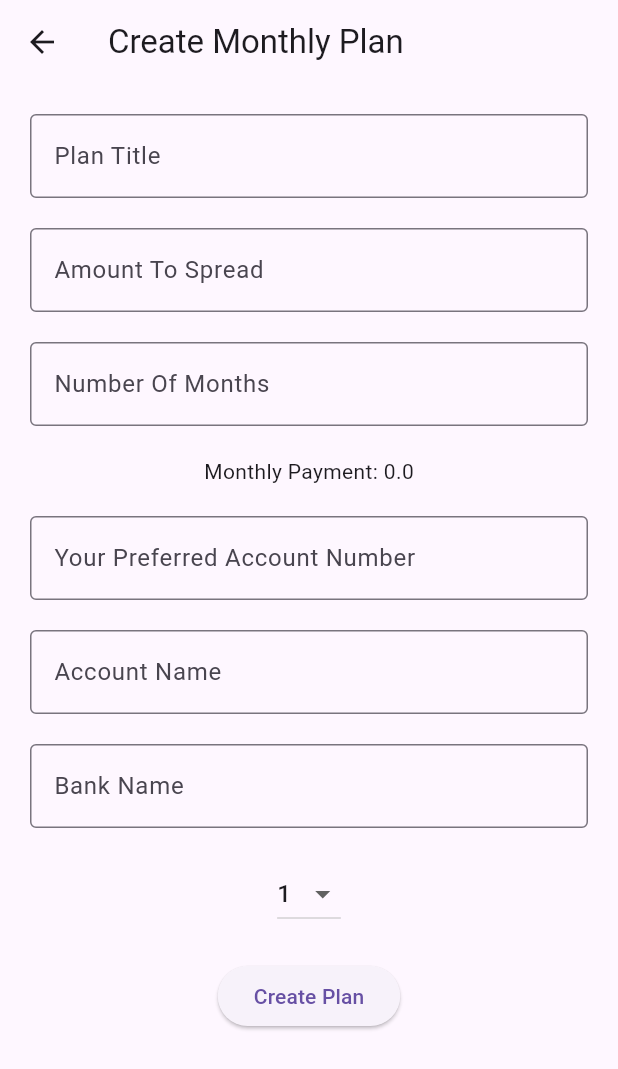
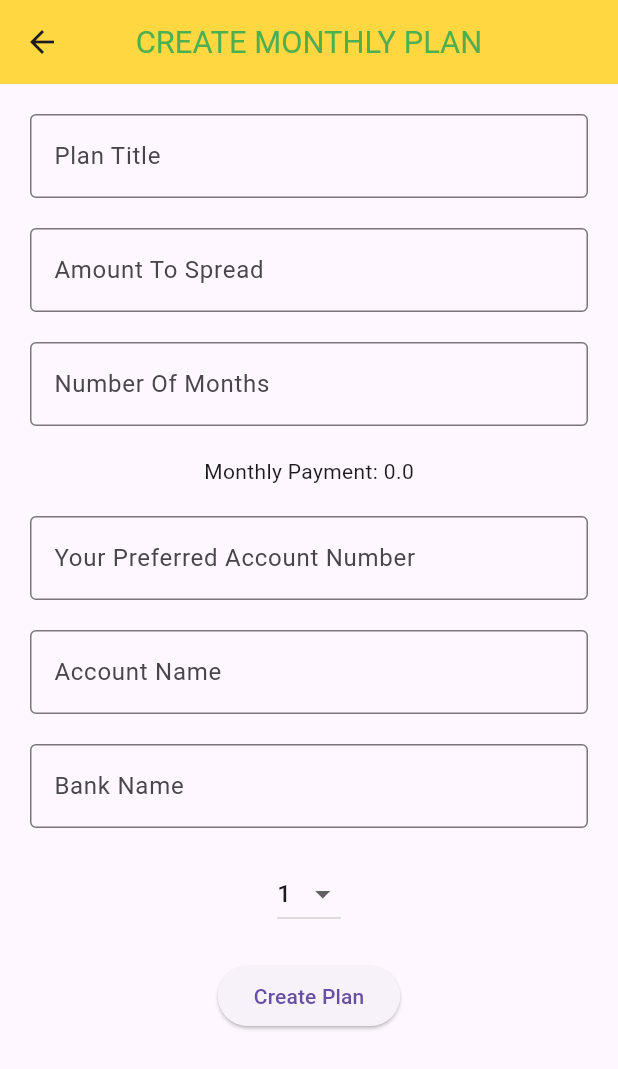
Before and after one commit to Ebenezerife/plan_pay_application, a Flutter app: the screen it shows after launch, after a tap on "Create Monthly Plan", on a phone screen of 412 x 824 dp. Shown: the top 1069 px of the screen. Run offline on Flutter 3.47's test engine with Material 3 defaults, Android fonts, the phone set to English and light mode, and no system bars; our stand-ins replace get.

Commit message:
refactor: enhance UI and input handling across views

```diff
--- a/lib/view_models/monthly_view_model.dart
+++ b/lib/view_models/monthly_view_model.dart
@@ -39,11 +39,6 @@ class MonthlyViewModel extends GetxController {
     '23',
     '24',
     '25',
-    '26',
-    '27',
-    '28',
-    '30',
-    '31',
   ].obs; // new
   var selectedPayDate = '1'.obs; // new
   void onCreatePlanPressed() {
--- a/lib/views/home.dart
+++ b/lib/views/home.dart
@@ -10,7 +10,17 @@ class Home extends StatelessWidget {
   @override
   Widget build(BuildContext context) {
     return Scaffold(
-      appBar: AppBar(title: Text('Home Page')),
+      appBar: AppBar(
+        title: Text(
+          'Welcome To Plan Pay',
+          style: TextStyle(
+            fontSize: MediaQuery.of(context).size.width * 0.05,
+            color: Colors.green,
+          ),
+        ),
+        centerTitle: true,
+        backgroundColor: Colors.amberAccent,
+      ),
       body: Center(
         child: Column(
           mainAxisAlignment: MainAxisAlignment.center,
--- a/lib/views/monthly_plan_view.dart
+++ b/lib/views/monthly_plan_view.dart
@@ -10,7 +10,17 @@ class MonthlyPlanView extends StatelessWidget {
   @override
   Widget build(BuildContext context) {
     return Scaffold(
-      appBar: AppBar(title: Text('Create Monthly Plan')),
+      appBar: AppBar(
+        title: Text(
+          'CREATE MONTHLY PLAN',
+          style: TextStyle(
+            fontSize: MediaQuery.of(context).size.width * 0.05,
+            color: Colors.green,
+          ),
+        ),
+        centerTitle: true,
+        backgroundColor: Colors.amberAccent,
+      ),
 
       body: SingleChildScrollView(
         child: Padding(
@@ -40,6 +50,8 @@ class MonthlyPlanView extends StatelessWidget {
               ),
               SizedBox(height: 20),
               TextField(
+                keyboardType: TextInputType.number,
+                inputFormatters: [FilteringTextInputFormatter.digitsOnly],
                 controller: _monthlyViewModel.numberOfMonthsController,
                 decoration: InputDecoration(
                   labelText: 'Number Of Months',
@@ -57,6 +69,8 @@ class MonthlyPlanView extends StatelessWidget {
               ),
               SizedBox(height: 20),
               TextField(
+                keyboardType: TextInputType.number,
+                inputFormatters: [FilteringTextInputFormatter.digitsOnly],
                 controller: _monthlyViewModel.accountNumberController,
                 decoration: InputDecoration(
                   labelText: 'Your Preferred Account Number',
```
Also changed, not shown: lib/views/transaction_history.dart (+59 -2 lines), lib/views/weekly_plan_view.dart (+18 -1 lines).
